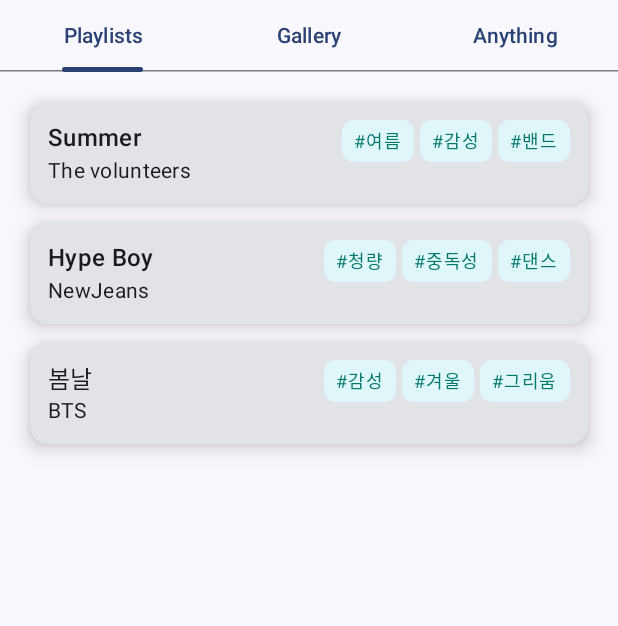
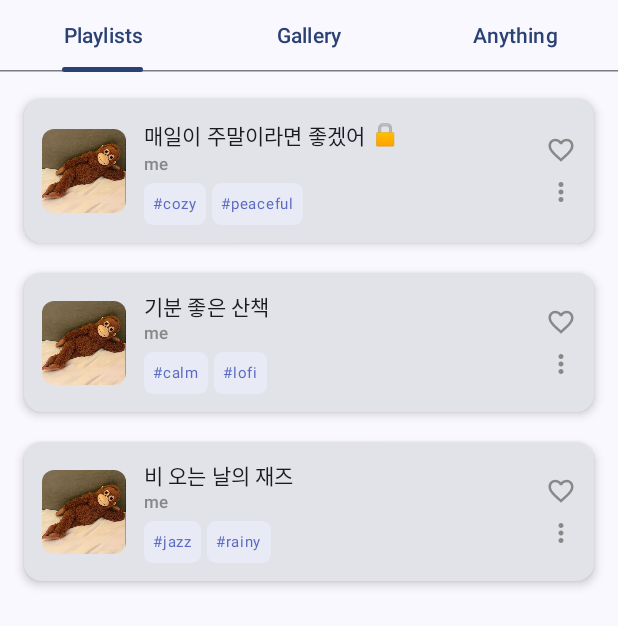
Before and after one commit to haimin13/mcweek1, an Android app built with Jetpack Compose: the screen it shows after launch (MainActivity), on a phone screen of 412 x 824 dp. Shown: the top 626 px of the screen. Run offline under Robolectric (Android 15) with nearby library versions, the phone set to English and light mode, and no system bars.

Commit message:
component - playlist entry 구현

```diff
--- a/app/src/main/java/com/example/myapplication1/MainActivity.kt
+++ b/app/src/main/java/com/example/myapplication1/MainActivity.kt
@@ -62,6 +62,7 @@ import androidx.compose.ui.unit.sp
 import androidx.compose.ui.window.Dialog
 import androidx.navigation.NavHostController
 import com.example.myapplication1.ui.theme.MyApplication1Theme
+import com.example.myapplication1.ui.screens.PlaylistsScreen
 import androidx.navigation.compose.NavHost
 import androidx.navigation.compose.composable
 import androidx.navigation.compose.rememberNavController
@@ -94,167 +95,6 @@ class MainActivity : ComponentActivity() {
         }
     }
 }
-
-data class Song(
-    val title: String,
-    val artist: String,
-    val keywords: List<String>
-)
-
-val playList = listOf(
-    Song("Summer", "The volunteers", listOf("여름", "감성", "밴드")),
-    Song("Hype Boy", "NewJeans", listOf("청량", "중독성", "댄스")),
-    Song("봄날", "BTS", listOf("감성", "겨울", "그리움"))
-)
-
-@Composable
-fun PlaylistsScreen(modifier: Modifier = Modifier) {
-    Box(
-        modifier = Modifier
-            .fillMaxSize(),
-        contentAlignment = Alignment.TopCenter
-    ) {
-//        Text("Playlists Screen")
-        PlaylistView(playList)
-    }
-}
-
-@Composable
-fun PlaylistView(playlist: List<Song>) {
-    LazyColumn(
-        modifier = Modifier.fillMaxSize(),
-        contentPadding = PaddingValues(20.dp),
-        verticalArrangement = Arrangement.spacedBy(12.dp)
-    ) {
-        items(playlist) { item ->
-            PlaylistItem(song = item)
-        }
-    }
-}
-
-@Composable
-fun PlaylistItem(song: Song) {
-    val openDialog = remember { mutableStateOf(false) }
-    val dialogType = true
-
-    if (openDialog.value && dialogType) {
-        AlertDialogExample(
-            onDismissRequest = { openDialog.value = false },
-            onConfirmation = {
-                openDialog.value = false
-                println("Confirmation registered for ${song.title}")
-            },
-            dialogTitle = "이 노래가 마음에 드시나요?",
-            dialogText = "${song.title} - ${song.artist} \n를 플레이리스트에 추가합니다.",
-            icon = Icons.Default.Info
-        )
-    }
-
-    if (openDialog.value && !dialogType) {
-        MinimalDialog(
-            onDismissRequest = { openDialog.value = false }
-        )
-    }
-
-    Card(
-        modifier = Modifier
-            .fillMaxWidth()
-            .clickable { openDialog.value = true },
-        elevation = CardDefaults.cardElevation(defaultElevation = 8.dp)
-    ) {
-        Row(
-            modifier = Modifier
-                .padding(12.dp)
-                .fillMaxWidth(),
-            horizontalArrangement = Arrangement.SpaceBetween
-        ) {
-            Column() {
-                Text(song.title, style = MaterialTheme.typography.titleMedium)
-                Text(song.artist, style = MaterialTheme.typography.bodyMedium)
-            }
-
-            Spacer(modifier = Modifier.height(8.dp))
-
-            Row(horizontalArrangement = Arrangement.spacedBy(4.dp)) {
-                song.keywords.forEach {keyword ->
-                    Box(
-                        modifier = Modifier
-                        .background(Color(0xFFE0F7FA), shape = RoundedCornerShape(8.dp))
-                        .padding(horizontal = 8.dp, vertical = 2.dp)
-                    ) {
-                        Text("#$keyword", fontSize = 12.sp, color = Color(0xFF00796B))
-                    }
-                }
-            }
-        }
-    }
-}
-
-// minimal dialog
-@Composable
-fun MinimalDialog(onDismissRequest: () -> Unit) {
-    Dialog(onDismissRequest = { onDismissRequest() }) {
-        Card(
-            modifier = Modifier
-                .fillMaxWidth()
-                .height(200.dp)
-                .padding(16.dp),
-            shape = RoundedCornerShape(16.dp),
-        ) {
-            Text(
-                text = "This is a minimal dialog",
-                modifier = Modifier
-                    .fillMaxSize()
-                    .wrapContentSize(Alignment.Center),
-                textAlign = TextAlign.Center,
-            )
-        }
-    }
-}
-
-// alert dialog
-@Composable
-fun AlertDialogExample(
-    onDismissRequest: () -> Unit,
-    onConfirmation: () -> Unit,
-    dialogTitle: String,
-    dialogText: String,
-    icon: ImageVector,
-) {
-    AlertDialog(
-//        icon = {
-//            Icon(icon, contentDescription = "Example Icon")
-//        },
-        title = {
-            Text(text = dialogTitle)
-        },
-        text = {
-            Text(text = dialogText)
-        },
-        onDismissRequest = {
-            onDismissRequest()
-        },
-        confirmButton = {
-            TextButton(
-                onClick = {
-                    onConfirmation()
-                }
-            ) {
-                Text("Confirm")
-            }
-        },
-        dismissButton = {
-            TextButton(
-                onClick = {
-                    onDismissRequest()
-                }
-            ) {
-                Text("Dismiss")
-            }
-        }
-    )
-}
-
 
 @Composable
 fun GalleryScreen(modifier: Modifier = Modifier) {
--- /dev/null
+++ b/app/src/main/java/com/example/myapplication1/ui/components/list/MyPlaylistEntry.kt
@@ -0,0 +1,145 @@
+package com.example.myapplication1.ui.components.list
+
+import androidx.compose.foundation.Image
+import androidx.compose.foundation.background
+import androidx.compose.foundation.clickable
+import androidx.compose.foundation.layout.*
+import androidx.compose.foundation.shape.RoundedCornerShape
+import androidx.compose.material.icons.Icons
+import androidx.compose.material.icons.filled.Info
+import androidx.compose.material.icons.filled.FavoriteBorder
+import androidx.compose.material.icons.filled.MoreVert
+import androidx.compose.material3.*
+import androidx.compose.runtime.*
+import androidx.compose.ui.Alignment
+import androidx.compose.ui.Modifier
+import androidx.compose.ui.draw.clip
+import androidx.compose.ui.graphics.Color
+import androidx.compose.ui.graphics.vector.ImageVector
+import androidx.compose.ui.res.painterResource
+import androidx.compose.ui.text.style.TextAlign
+import androidx.compose.ui.unit.dp
+import androidx.compose.ui.unit.sp
+import androidx.compose.ui.window.Dialog
+import com.example.myapplication1.R
+import com.example.myapplication1.ui.screens.Song
+
+@Composable
+fun MyPlaylistEntry(song: Song) {
+    val openDialog = remember { mutableStateOf(false) }
+
+    if (openDialog.value) {
+        AlertDialogExample(
+            onDismissRequest = { openDialog.value = false },
+            onConfirmation = {
+                openDialog.value = false
+            },
+            dialogTitle = "이 노래가 마음에 드시나요?",
+            dialogText = "${song.title} - ${song.author}\n를 플레이리스트에 추가합니다.",
+            icon = Icons.Default.Info
+        )
+    }
+
+    Card(
+        modifier = Modifier
+            .fillMaxWidth()
+            .padding(horizontal = 16.dp, vertical = 6.dp)
+            .clickable { openDialog.value = true },
+        elevation = CardDefaults.cardElevation(4.dp)
+    ) {
+        Row(
+            modifier = Modifier
+                .fillMaxWidth()
+                .padding(12.dp),
+            verticalAlignment = Alignment.CenterVertically
+        ) {
+            // 썸네일 + overlay
+            Box(modifier = Modifier.size(56.dp)) {
+                Image(
+                    painter = painterResource(id = R.drawable.dummy),
+                    contentDescription = null,
+                    modifier = Modifier
+                        .fillMaxSize()
+                        .clip(RoundedCornerShape(8.dp))
+                )
+            }
+
+            Spacer(modifier = Modifier.width(12.dp))
+
+            // 제목 + 태그
+            Column(modifier = Modifier.weight(1f)) {
+                Row(verticalAlignment = Alignment.CenterVertically) {
+                    Text(
+                        text = song.title,
+                        style = MaterialTheme.typography.titleSmall,
+                        maxLines = 1
+                    )
+                    if (song.isPrivate) {
+                        Text(" 🔒", fontSize = 14.sp)
+                    }
+                }
+                Text(
+                    text = song.author,
+                    style = MaterialTheme.typography.labelSmall,
+                    color = Color.Gray
+                )
+
+                Spacer(modifier = Modifier.height(4.dp))
+
+                Row(horizontalArrangement = Arrangement.spacedBy(4.dp)) {
+                    song.keywords.forEach {
+                        Text(
+                            text = "#$it",
+                            fontSize = 10.sp,
+                            color = Color(0xFF5C6BC0),
+                            modifier = Modifier
+                                .background(Color(0xFFE8EAF6), RoundedCornerShape(6.dp))
+                                .padding(horizontal = 6.dp, vertical = 2.dp)
+                        )
+                    }
+                }
+            }
+
+            Spacer(modifier = Modifier.width(8.dp))
+
+            // 좋아요 & 더보기 아이콘
+            Column(horizontalAlignment = Alignment.CenterHorizontally) {
+                Icon(
+                    imageVector = Icons.Default.FavoriteBorder,
+                    contentDescription = "Like",
+                    tint = Color.Gray,
+                    modifier = Modifier.size(20.dp)
+                )
+                Spacer(modifier = Modifier.height(8.dp))
+                Icon(
+                    imageVector = Icons.Default.MoreVert,
+                    contentDescription = "More",
+                    tint = Color.Gray,
+                    modifier = Modifier.size(20.dp)
+                )
+            }
+        }
+    }
+}
+
+
+@Composable
+fun AlertDialogExample(
+    onDismissRequest: () -> Unit,
+    onConfirmation: () -> Unit,
+    dialogTitle: String,
+    dialogText: String,
+    icon: ImageVector,
+) {
+    AlertDialog(
+        title = { Text(dialogTitle) },
+        text = { Text(dialogText) },
+        onDismissRequest = onDismissRequest,
+        confirmButton = {
+            TextButton(onClick = onConfirmation) { Text("Confirm") }
+        },
+        dismissButton = {
+            TextButton(onClick = onDismissRequest) { Text("Dismiss") }
+        }
+    )
+}
--- a/app/src/main/java/com/example/myapplication1/ui/screens/PlaylistsTab.kt
+++ b/app/src/main/java/com/example/myapplication1/ui/screens/PlaylistsTab.kt
@@ -0,0 +1,43 @@
+package com.example.myapplication1.ui.screens
+
+import androidx.compose.foundation.layout.*
+import androidx.compose.foundation.lazy.LazyColumn
+import androidx.compose.foundation.lazy.items
+import androidx.compose.runtime.Composable
+import androidx.compose.ui.Alignment
+import androidx.compose.ui.Modifier
+import androidx.compose.ui.unit.dp
+import com.example.myapplication1.ui.components.list.MyPlaylistEntry
+
+// 데이터 클래스 (임시 위치: 실제로는 model 패키지 분리 추천)
+data class Song(
+    val title: String,
+    val author: String,
+    val keywords: List<String>,
+    val isPrivate: Boolean
+)
+
+// 샘플 리스트
+val playList = listOf(
+    Song("매일이 주말이라면 좋겠어", "me", listOf("cozy", "peaceful"), true),
+    Song("기분 좋은 산책", "me", listOf("calm", "lofi"), false),
+    Song("비 오는 날의 재즈", "me", listOf("jazz", "rainy"), false)
+)
+
+@Composable
+fun PlaylistsScreen(modifier: Modifier = Modifier) {
+    Box(
+        modifier = modifier.fillMaxSize(),
+        contentAlignment = Alignment.TopCenter
+    ) {
+        LazyColumn(
+            modifier = Modifier.fillMaxSize(),
+            contentPadding = PaddingValues(vertical = 12.dp),
+            verticalArrangement = Arrangement.spacedBy(8.dp)
+        ) {
+            items(playList) { song ->
+                MyPlaylistEntry(song = song)
+            }
+        }
+    }
+}
```
Also changed, not shown: app/src/main/java/com/example/myapplication1/ui/components/playlistsTab/PlaylistTabBar.kt (added, +194 -0 lines), app/src/main/java/com/example/myapplication1/ui/components/list/ArtistEntry.kt (added), app/src/main/java/com/example/myapplication1/ui/components/list/ChartPlaylistEntry.kt (added), app/src/main/java/com/example/myapplication1/ui/components/list/ChartSongEntry.kt (added), app/src/main/java/com/example/myapplication1/ui/components/list/LikedPlaylistEntry.kt (added), app/src/main/java/com/example/myapplication1/ui/components/list/SongEntry.kt (added), app/src/main/res/drawable/dummy.jpeg (added).
